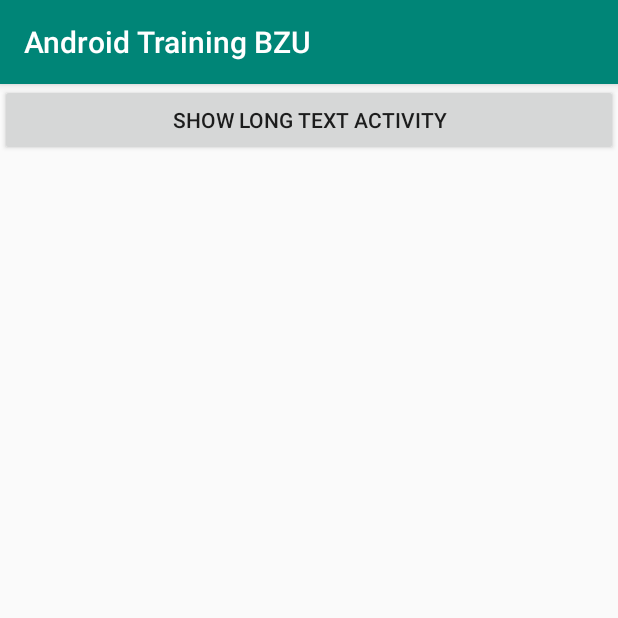
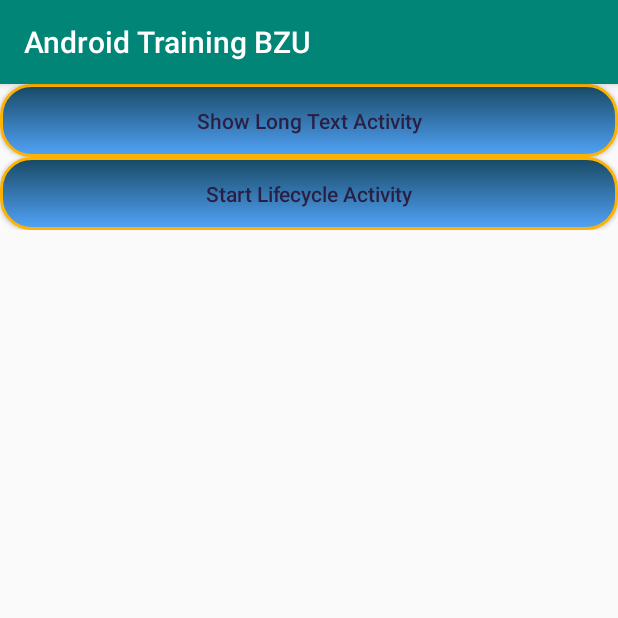
Before and after one commit to abuhmead1987/AndroidTrainingBZU, an Android app: the screen it shows after launch (MainActivity), on a phone screen of 412 x 824 dp, the top half of it. Run offline under Robolectric (Android 15) with nearby library versions, the phone set to English and light mode, and no system bars.

Commit message:
Activity Lifecycle

```diff
--- a/app/src/main/AndroidManifest.xml
+++ b/app/src/main/AndroidManifest.xml
@@ -9,7 +9,9 @@
         android:roundIcon="@mipmap/ic_launcher_round"
         android:supportsRtl="true"
         android:theme="@style/AppTheme">
-        <activity android:name=".LongTextActivity"></activity>
+        <activity android:name=".ActivityLifcycle"></activity>
+        <activity android:name=".LifeCycleOfActivity" />
+        <activity android:name=".LongTextActivity" />
         <activity android:name=".MainActivity">
             <intent-filter>
                 <action android:name="android.intent.action.MAIN" />
--- a/app/src/main/java/com/examples/android/androidtrainingbzu/MainActivity.java
+++ b/app/src/main/java/com/examples/android/androidtrainingbzu/MainActivity.java
@@ -18,6 +18,10 @@ public class MainActivity extends AppCompatActivity {
             case R.id.btn_startLongActivity:
                 startActivity(new Intent(this,LongTextActivity.class));
                 break;
+            case R.id.btn_startLifecycleActivity:
+                startActivity(new Intent(this,ActivityLifcycle.class));//startActivity(new Intent(this,LifecycleOfActivity.class));
+                break;
+
         }
     }
 }
--- /dev/null
+++ b/app/src/main/res/drawable/button_rounded_green.xml
@@ -0,0 +1,4 @@
+<?xml version="1.0" encoding="utf-8"?>
+<shape android:shape="oval" xmlns:android="http://schemas.android.com/apk/res/android">
+ <solid android:color="@color/green"/>
+</shape>
--- /dev/null
+++ b/app/src/main/res/drawable/rounded_butoon.xml
@@ -0,0 +1,9 @@
+<?xml version="1.0" encoding="utf-8"?>
+<shape xmlns:android="http://schemas.android.com/apk/res/android">
+<stroke android:color="@color/yello" android:width="2dp"/>
+    <corners android:radius="20dp" />
+    <gradient android:type="linear" android:angle="270" android:startColor="#184964"
+        android:endColor="#51A3F7" ></gradient>
+    <padding android:bottom="15dp" android:left="15dp" android:right="15dp" android:top="15dp"/>\
+
+</shape>
--- a/app/src/main/res/layout/activity_main.xml
+++ b/app/src/main/res/layout/activity_main.xml
@@ -16,6 +16,18 @@
             android:layout_width="match_parent"
             android:layout_height="wrap_content"
             android:text="@string/show_long_text_activity"
-            android:onClick="startNewActivity"/>
+            android:onClick="startNewActivity"
+            android:background="@drawable/rounded_butoon"
+            android:textColor="#2A1F42"
+            android:textAllCaps="false"/>
+        <Button
+            android:id="@+id/btn_startLifecycleActivity"
+            android:layout_width="match_parent"
+            android:layout_height="wrap_content"
+            android:text="Start Lifecycle Activity"
+            android:onClick="startNewActivity"
+            android:background="@drawable/rounded_butoon"
+            android:textColor="#2A1F42"
+            android:textAllCaps="false"/>
     </LinearLayout>
 </ScrollView>
--- a/app/src/main/res/values/styles.xml
+++ b/app/src/main/res/values/styles.xml
@@ -8,4 +8,5 @@
         <item name="colorAccent">@color/colorAccent</item>
     </style>
 
+
 </resources>
```
Also changed, not shown: app/src/main/java/com/examples/android/androidtrainingbzu/ActivityLifcycle.java (added, +67 -0 lines), app/src/main/res/drawable/button_main.xml (added, +12 -0 lines), app/src/main/res/layout/activity_lifcycle.xml (added, +24 -0 lines), app/src/main/res/values/colors.xml (+9 -0 lines).
